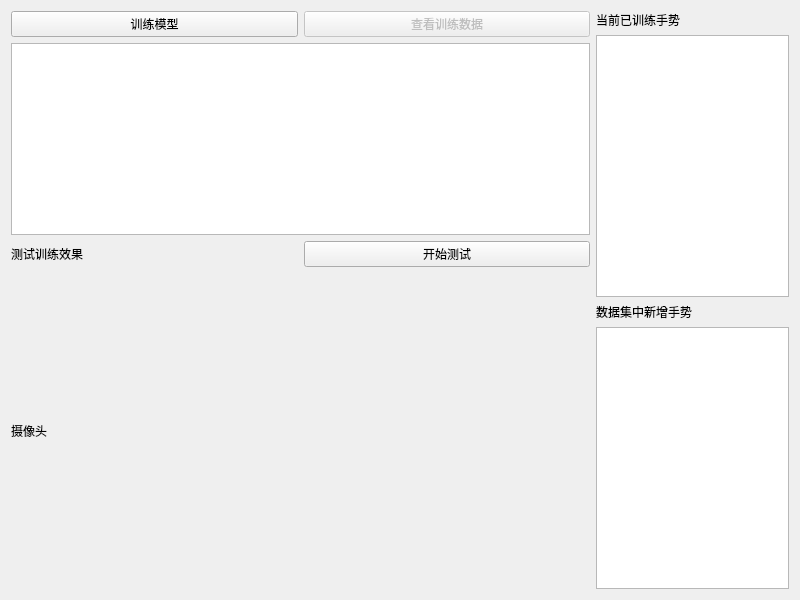
This is ui/tab_train_model.ui in codeReaper2001/virtual-touch-screen-system as Qt 5 draws it before an edit. The edited form follows.
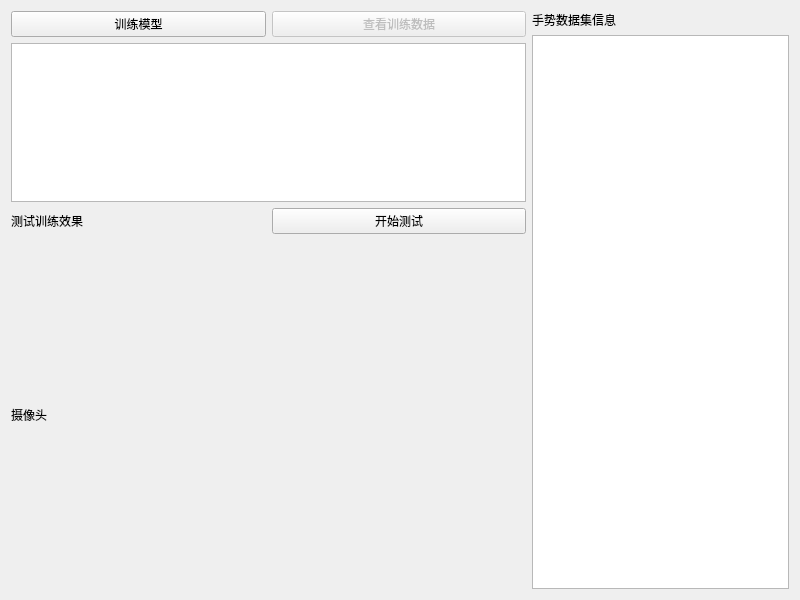
This is the edited form.

```diff
--- a/ui/tab_train_model.ui
+++ b/ui/tab_train_model.ui
@@ -13,9 +13,9 @@
   <property name="windowTitle">
    <string>Form</string>
   </property>
-  <layout class="QHBoxLayout" name="horizontalLayout" stretch="3,1">
+  <layout class="QHBoxLayout" name="horizontalLayout" stretch="2,1">
    <item>
-    <layout class="QVBoxLayout" name="verticalLayout_10" stretch="0,1">
+    <layout class="QVBoxLayout" name="verticalLayout_10" stretch="1,2">
      <item>
       <layout class="QVBoxLayout" name="verticalLayout_4">
        <item>
@@ -42,7 +42,7 @@
        <item>
         <widget class="QTextBrowser" name="text_debug">
          <property name="sizePolicy">
-          <sizepolicy hsizetype="Expanding" vsizetype="Fixed">
+          <sizepolicy hsizetype="Preferred" vsizetype="Preferred">
            <horstretch>0</horstretch>
            <verstretch>0</verstretch>
           </sizepolicy>
@@ -83,34 +83,16 @@
     </layout>
    </item>
    <item>
-    <layout class="QVBoxLayout" name="verticalLayout_8">
-     <item>
       <layout class="QVBoxLayout" name="verticalLayout_7">
        <item>
         <widget class="QLabel" name="label_3">
          <property name="text">
-          <string>当前已训练手势</string>
+        <string>手势数据集信息</string>
          </property>
         </widget>
        </item>
        <item>
-        <widget class="QListView" name="list_trained_gesture"/>
-       </item>
-      </layout>
-     </item>
-     <item>
-      <layout class="QVBoxLayout" name="verticalLayout_6">
-       <item>
-        <widget class="QLabel" name="label_6">
-         <property name="text">
-          <string>数据集中新增手势</string>
-         </property>
-        </widget>
-       </item>
-       <item>
-        <widget class="QListView" name="list_new_gesture"/>
-       </item>
-      </layout>
+      <widget class="QTableView" name="table_gesture"/>
      </item>
     </layout>
    </item>
```
Lines whose indentation alone changed are shown as unchanged.
